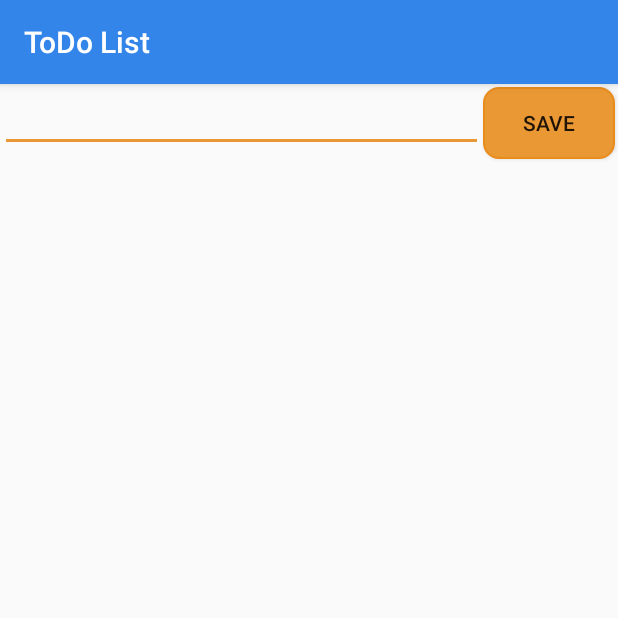
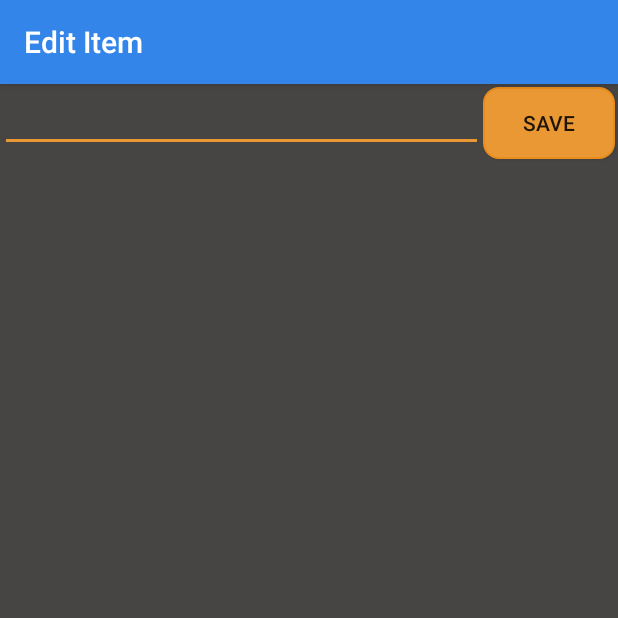
Before and after one commit to pranitishettiwar/CodepathToDo, an Android app: the EditItemActivity screen opened directly, with no data from a screen before it, on a phone screen of 412 x 824 dp, the top half of it. Run offline under Robolectric (Android 15) with nearby library versions, the phone set to English and light mode, and no system bars; libraries missing offline, so code that uses them is left out: com.raizlabs.android; 1 statement that could not run was skipped.

Commit message:
Added bg color + EditActivity name

```diff
--- a/SimpleTodo/app/src/main/AndroidManifest.xml
+++ b/SimpleTodo/app/src/main/AndroidManifest.xml
@@ -16,7 +16,9 @@
                 <category android:name="android.intent.category.LAUNCHER" />
             </intent-filter>
         </activity>
-        <activity android:name=".EditItemActivity"></activity>
+        <activity android:name=".EditItemActivity"
+            android:label="@string/edit_name">
+        </activity>
     </application>
 
 </manifest>
--- a/SimpleTodo/app/src/main/res/layout/activity_edit_item.xml
+++ b/SimpleTodo/app/src/main/res/layout/activity_edit_item.xml
@@ -3,7 +3,8 @@
     xmlns:tools="http://schemas.android.com/tools"
     android:layout_width="match_parent"
     android:layout_height="match_parent"
-    tools:context="com.codepath.simpletodo.EditItemActivity">
+    tools:context="com.codepath.simpletodo.EditItemActivity"
+    android:background="@color/colorBackground">
 
     <Button
         android:id="@+id/btnSave"
--- a/SimpleTodo/app/src/main/res/layout/activity_main.xml
+++ b/SimpleTodo/app/src/main/res/layout/activity_main.xml
@@ -3,7 +3,8 @@
     xmlns:tools="http://schemas.android.com/tools"
     android:layout_width="match_parent"
     android:layout_height="match_parent"
-    tools:context="com.codepath.simpletodo.MainActivity">
+    tools:context="com.codepath.simpletodo.MainActivity"
+    android:background="@color/colorBackground">
 
     <Button
         android:id="@+id/btnAddItem"
@@ -25,9 +26,11 @@
         android:layout_alignParentLeft="true"
         android:layout_alignParentStart="true"
         android:layout_alignParentTop="true"
+        android:backgroundTint="@android:color/white"
         android:dividerHeight="5dp"/>
 
     <EditText
+        android:textColor="@color/colorPrimary"
         android:id="@+id/etEditText"
         android:layout_width="wrap_content"
         android:layout_height="wrap_content"
--- a/SimpleTodo/app/src/main/res/values/colors.xml
+++ b/SimpleTodo/app/src/main/res/values/colors.xml
@@ -3,4 +3,5 @@
     <color name="colorPrimary">#3385ea</color>
     <color name="colorPrimaryDark">#1c77e8</color>
     <color name="colorAccent">#ea9833</color>
+    <color name="colorBackground">#474544</color>
 </resources>
--- a/SimpleTodo/app/src/main/res/values/strings.xml
+++ b/SimpleTodo/app/src/main/res/values/strings.xml
@@ -3,4 +3,5 @@
     <string name="add">Add</string>
     <string name="add_item">Add a new item.</string>
     <string name="btnSave">Save</string>
+    <string name="edit_name">Edit Item</string>
 </resources>
```
